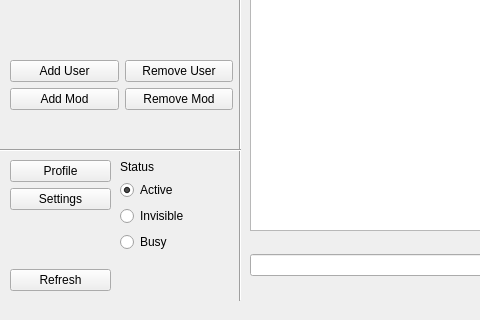
First picture: the form in Project Implementation/Messaging App Codebase/forms/mainwindow.ui, repository Hannah-Ashna/Messaging-Application, before the edit; both pictures show x 0 to 480 and y 400 to 720 of the 1280 by 720 pixel window.
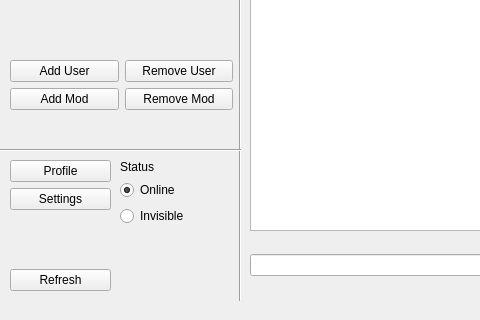
Second picture: the form after the edit. The open tabs and pages were chosen to show the change.

Diff of the .ui file:
```diff
--- a/Project Implementation/Messaging App Codebase/forms/mainwindow.ui
+++ b/Project Implementation/Messaging App Codebase/forms/mainwindow.ui
@@ -563,7 +563,7 @@
        <item>
         <widget class="QRadioButton" name="activeRadio">
          <property name="text">
-          <string>Active</string>
+          <string>Online</string>
          </property>
          <property name="checked">
           <bool>true</bool>
@@ -577,13 +577,6 @@
          </property>
         </widget>
        </item>
-       <item>
-        <widget class="QRadioButton" name="doNotDisturbRadio">
-         <property name="text">
-          <string>Busy</string>
-         </property>
-        </widget>
-       </item>
        <item>
         <spacer name="verticalSpacer">
          <property name="orientation">
```
Left out of the diff: 15 changed lines with no effect on the pictures.
